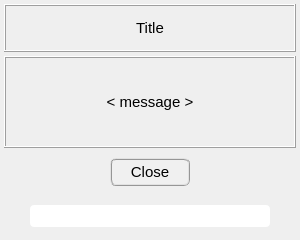
Above: pulse/interface/ui_files/messages/print_message.ui from open-pulse/OpenPulse before the change. Below: the same form after it.
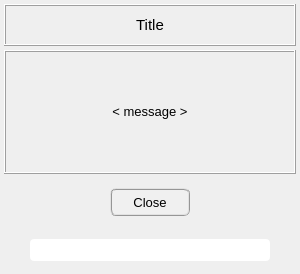
That is the form after the change.

Patch:
```diff
--- a/pulse/interface/ui_files/messages/print_message.ui
+++ b/pulse/interface/ui_files/messages/print_message.ui
@@ -7,7 +7,7 @@
     <x>0</x>
     <y>0</y>
     <width>300</width>
-    <height>240</height>
+    <height>274</height>
    </rect>
   </property>
   <property name="minimumSize">
@@ -46,13 +46,13 @@
      <property name="minimumSize">
       <size>
        <width>0</width>
-       <height>40</height>
+       <height>48</height>
       </size>
      </property>
      <property name="maximumSize">
       <size>
        <width>650</width>
-       <height>40</height>
+       <height>48</height>
       </size>
      </property>
      <property name="frameShape">
@@ -100,8 +100,8 @@
         <property name="font">
          <font>
           <family>MS Shell Dlg 2</family>
-          <pointsize>11</pointsize>
-          <weight>9</weight>
+          <pointsize>10</pointsize>
+          <weight>50</weight>
           <italic>false</italic>
           <bold>false</bold>
          </font>
@@ -109,7 +109,8 @@
         <property name="styleSheet">
          <string notr="true">QPushButton{border-radius: 6px; border-color: rgb(150, 150, 150); border-style: ridge; border-width: 2px; color: rgb(0, 0, 0); background-color: rgb(240, 240, 240)}
 QPushButton:hover{border-radius: 6px; border-color: rgb(0, 170, 255); border-style: ridge; border-width: 2px; color: rgb(0, 0, 0); background-color: rgba(174, 213, 255, 100)}
-QPushButton:pressed{border-radius: 6px; border-color: rgb(0, 170, 255); border-style: ridge; border-width: 3px; color: rgb(0, 0, 0); background-color: rgb(174, 213, 255)}</string>
+QPushButton:pressed{border-radius: 6px; border-color: rgb(0, 170, 255); border-style: ridge; border-width: 2px; color: rgb(0, 0, 0); background-color: rgb(174, 213, 255)}
+QPushButton:disabled{border-radius: 6px; border-color: rgb(150, 150, 150); border-style: ridge; border-width: 0px; color: rgb(150,150, 150); background-color: rgb(220, 220, 220)}</string>
         </property>
         <property name="text">
          <string>Close</string>
@@ -127,6 +128,11 @@
    </item>
    <item row="1" column="0">
     <widget class="QFrame" name="frame_message">
+     <property name="font">
+      <font>
+       <pointsize>10</pointsize>
+      </font>
+     </property>
      <property name="frameShape">
       <enum>QFrame::Box</enum>
      </property>
@@ -163,15 +169,6 @@
           <height>500</height>
          </size>
         </property>
-        <property name="font">
-         <font>
-          <family>MS Shell Dlg 2</family>
-          <pointsize>11</pointsize>
-          <weight>50</weight>
-          <italic>false</italic>
-          <bold>false</bold>
-         </font>
-        </property>
         <property name="frameShape">
          <enum>QFrame::NoFrame</enum>
         </property>
@@ -206,13 +203,13 @@
      <property name="minimumSize">
       <size>
        <width>0</width>
-       <height>48</height>
+       <height>42</height>
       </size>
      </property>
      <property name="maximumSize">
       <size>
        <width>650</width>
-       <height>48</height>
+       <height>42</height>
       </size>
      </property>
      <property name="frameShape">
```
